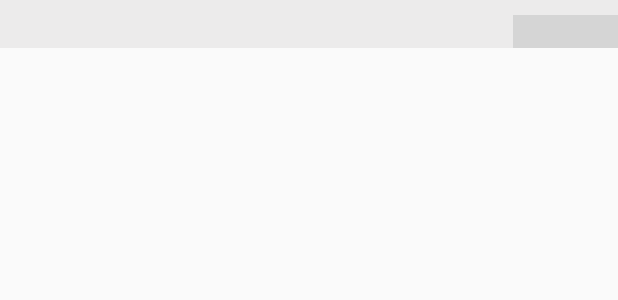
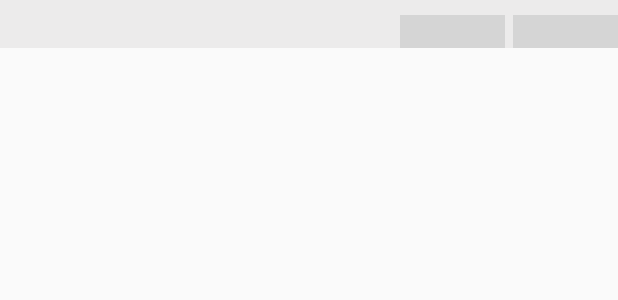
Before and after one commit to Slavcheg2107/TaxiDriverApp, an Android app: the layout order_list_style.xml on its own in the app's theme, with its tools: preview values and no code run, on a phone screen of 412 x 824 dp. Shown: the top 300 px of the screen. Run offline under Robolectric (Android 15) with nearby library versions, the phone set to English and light mode, and no system bars.

Commit message:
add destice

```diff
--- a/app/src/main/java/jdroidcoder/ua/taxi_bishkek/activity/LoginActivity.java
+++ b/app/src/main/java/jdroidcoder/ua/taxi_bishkek/activity/LoginActivity.java
@@ -1,8 +1,13 @@
 package jdroidcoder.ua.taxi_bishkek.activity;
 
+import android.Manifest;
 import android.content.DialogInterface;
 import android.content.Intent;
+import android.content.pm.PackageManager;
+import android.location.LocationManager;
 import android.support.annotation.NonNull;
+import android.support.v4.app.ActivityCompat;
+import android.support.v4.content.ContextCompat;
 import android.support.v7.app.AlertDialog;
 import android.support.v7.app.AppCompatActivity;
 import android.os.Bundle;
--- a/app/src/main/java/jdroidcoder/ua/taxi_bishkek/adapters/OrderAdapter.java
+++ b/app/src/main/java/jdroidcoder/ua/taxi_bishkek/adapters/OrderAdapter.java
@@ -15,6 +15,7 @@ import java.util.ArrayList;
 import java.util.List;
 
 import jdroidcoder.ua.taxi_bishkek.R;
+import jdroidcoder.ua.taxi_bishkek.activity.OrdersActivity;
 import jdroidcoder.ua.taxi_bishkek.events.UpdateAdapterEvent;
 import jdroidcoder.ua.taxi_bishkek.model.OrderDto;
 import jdroidcoder.ua.taxi_bishkek.model.UserProfileDto;
@@ -55,6 +56,10 @@ public class OrderAdapter extends BaseAdapter {
         try {
             ((TextView) convertView.findViewById(R.id.addressTV)).setText(orderDto.getPoints());
             ((TextView) convertView.findViewById(R.id.whenTV)).setText(orderDto.getTime());
+            if (OrdersActivity.myLocation == null) {
+                (convertView.findViewById(R.id.distanceTV)).setVisibility(View.GONE);
+            }
+            ((TextView) convertView.findViewById(R.id.distanceTV)).setText(String.valueOf(orderDto.getDistance()));
             if (isAccept) {
                 convertView.findViewById(R.id.call).setVisibility(View.VISIBLE);
                 convertView.findViewById(R.id.close).setVisibility(View.VISIBLE);
--- a/app/src/main/java/jdroidcoder/ua/taxi_bishkek/service/LocationService.java
+++ b/app/src/main/java/jdroidcoder/ua/taxi_bishkek/service/LocationService.java
@@ -11,6 +11,8 @@ import android.os.Bundle;
 import android.os.IBinder;
 import android.support.annotation.Nullable;
 import android.support.v4.app.ActivityCompat;
+
+import jdroidcoder.ua.taxi_bishkek.activity.OrdersActivity;
 
 /**
  * Created by jdroidcoder on 07.04.17.
@@ -38,7 +40,7 @@ public class LocationService extends Service implements LocationListener {
 
     @Override
     public void onLocationChanged(Location location) {
-//        EventBus.getDefault().post(new ChangeLocationEvent(location));
+        OrdersActivity.myLocation = location;
     }
 
     @Override
--- a/app/src/main/res/layout/order_list_style.xml
+++ b/app/src/main/res/layout/order_list_style.xml
@@ -31,6 +31,17 @@
     </LinearLayout>
 
     <TextView
+        android:id="@+id/distanceTV"
+        android:layout_width="70dp"
+        android:layout_height="wrap_content"
+        android:layout_gravity="bottom"
+        android:background="#d5d5d5"
+        android:layout_marginRight="5dp"
+        android:gravity="center"
+        android:textColor="#373737"
+        android:textSize="16sp" />
+
+    <TextView
         android:id="@+id/whenTV"
         android:layout_width="70dp"
         android:layout_height="wrap_content"
```
Also changed, not shown: app/src/main/java/jdroidcoder/ua/taxi_bishkek/activity/OrdersActivity.java (+3 -13 lines).
